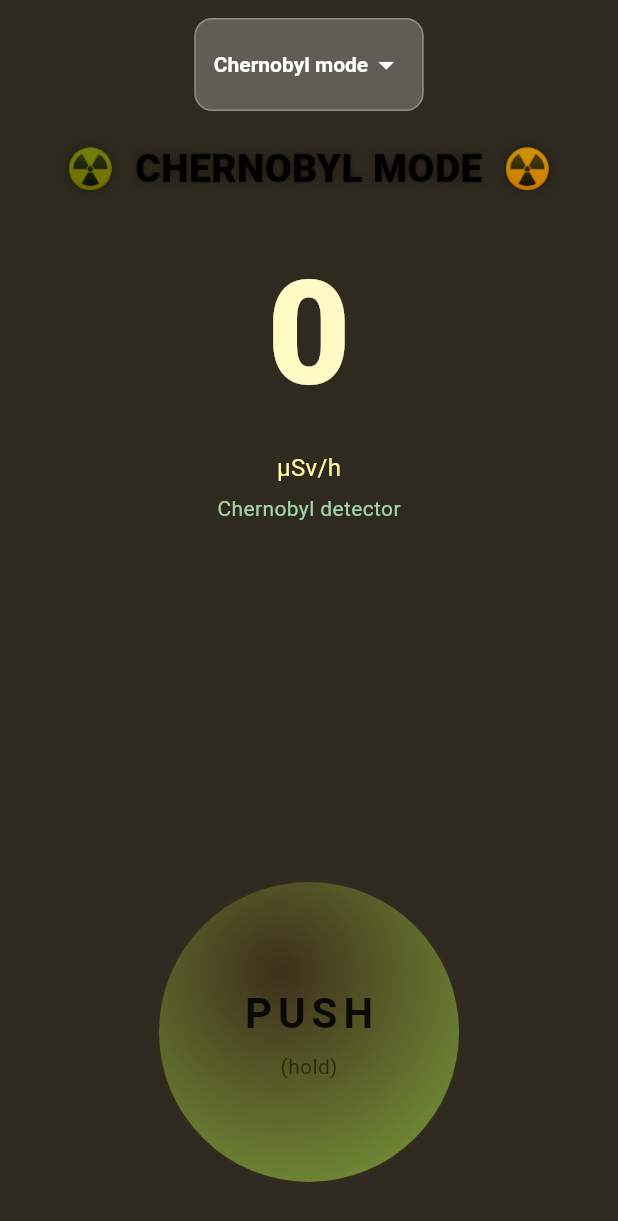
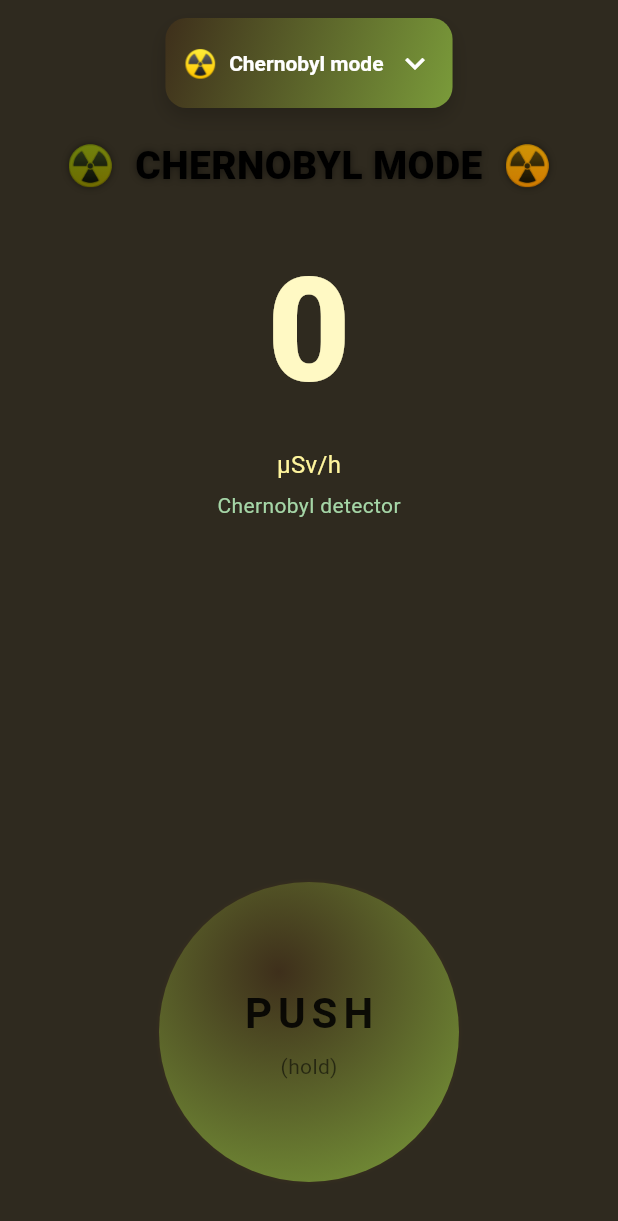
Before and after one commit to Andezion/GeigerCounter, a Flutter app: the screen it shows after launch, on a phone screen of 412 x 824 dp. Shown: the top 1221 px of the screen. Run offline on Flutter 3.47's test engine with Material 3 defaults, Android fonts, the light colour scheme and no system bars; our stand-ins replace audioplayers.

Commit message:
added cool stuff

```diff
--- a/lib/pages/geiger_page.dart
+++ b/lib/pages/geiger_page.dart
@@ -212,30 +212,57 @@ class _GeigerPageState extends State<GeigerPage>
                   padding:
                       const EdgeInsets.symmetric(horizontal: 12, vertical: 6),
                   decoration: BoxDecoration(
-                    color: isSlay
-                        ? Colors.pink.shade50
-                        : isFreak
-                            ? Colors.white10
-                            : Colors.white24,
-                    borderRadius: BorderRadius.circular(12),
-                    border: Border.all(
-                        color: isSlay
-                            ? Colors.pink.shade200
-                            : isFreak
-                                ? Colors.white24
-                                : Colors.white30),
+                    gradient: LinearGradient(
+                        colors: buttonInner,
+                        begin: Alignment.topLeft,
+                        end: Alignment.bottomRight),
+                    borderRadius: BorderRadius.circular(14),
+                    boxShadow: [
+                      BoxShadow(
+                          color: Colors.black.withOpacity(0.18),
+                          blurRadius: 10,
+                          offset: const Offset(0, 6)),
+                    ],
                   ),
                   child: DropdownButtonHideUnderline(
                     child: DropdownButton<String>(
                       value: _selectedMode,
-                      items: _modes
-                          .map((m) => DropdownMenuItem(
-                              value: m,
-                              child: Text(
-                                m,
-                                style: TextStyle(color: ddTextColor),
-                              )))
-                          .toList(),
+                      elevation: 8,
+                      icon: Icon(Icons.keyboard_arrow_down,
+                          color: ddIconColor, size: 26),
+                      items: _modes.map((m) {
+                        final Map<String, String> emojis = {
+                          'Chernobyl mode': '☢️',
+                          'Slay mode': '🎀',
+                          'Freak mode': '🌈'
+                        };
+                        final isSelected = m == _selectedMode;
+                        return DropdownMenuItem(
+                          value: m,
+                          child: Container(
+                            padding: const EdgeInsets.symmetric(
+                                horizontal: 8, vertical: 8),
+                            child: Row(
+                              children: [
+                                Text(emojis[m] ?? '',
+                                    style: const TextStyle(fontSize: 18)),
+                                const SizedBox(width: 10),
+                                Expanded(
+                                  child: Text(m,
+                                      style: TextStyle(
+                                          color: ddTextColor,
+                                          fontWeight: isSelected
+                                              ? FontWeight.w700
+                                              : FontWeight.w600)),
+                                ),
+                                if (isSelected)
+                                  Icon(Icons.check,
+                                      color: ddIconColor, size: 18)
+                              ],
+                            ),
+                          ),
+                        );
+                      }).toList(),
                       onChanged: (s) {
                         if (s == null) return;
                         setState(() {
@@ -249,6 +276,28 @@ class _GeigerPageState extends State<GeigerPage>
                           fontWeight: FontWeight.w600,
                           color: ddTextColor),
                       iconEnabledColor: ddIconColor,
+                      selectedItemBuilder: (ctx) {
+                        final Map<String, String> emojis = {
+                          'Chernobyl mode': '☢️',
+                          'Slay mode': '🎀',
+                          'Freak mode': '🌈'
+                        };
+                        return _modes.map((m) {
+                          return Row(
+                            mainAxisSize: MainAxisSize.min,
+                            children: [
+                              Text(emojis[m] ?? '',
+                                  style: const TextStyle(fontSize: 18)),
+                              const SizedBox(width: 8),
+                              Text(m,
+                                  style: TextStyle(
+                                      color: ddTextColor,
+                                      fontWeight: FontWeight.w700)),
+                              const SizedBox(width: 8),
+                            ],
+                          );
+                        }).toList();
+                      },
                     ),
                   ),
                 ),
```
